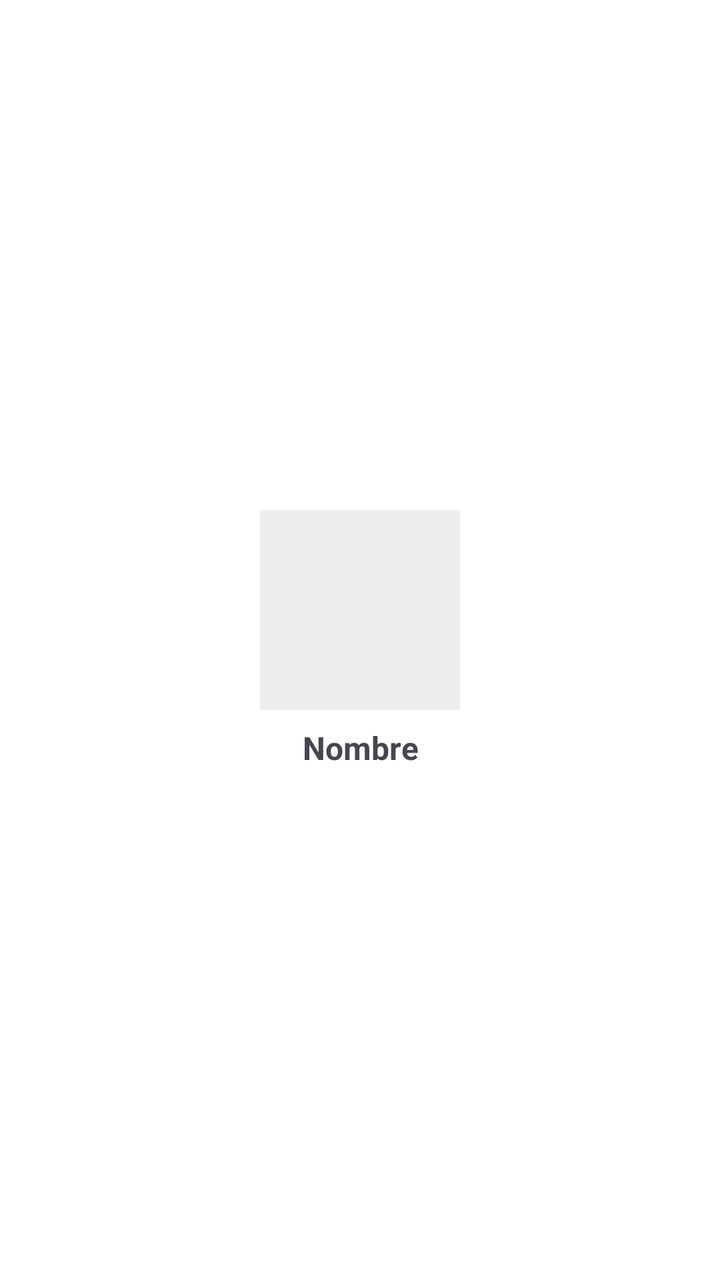
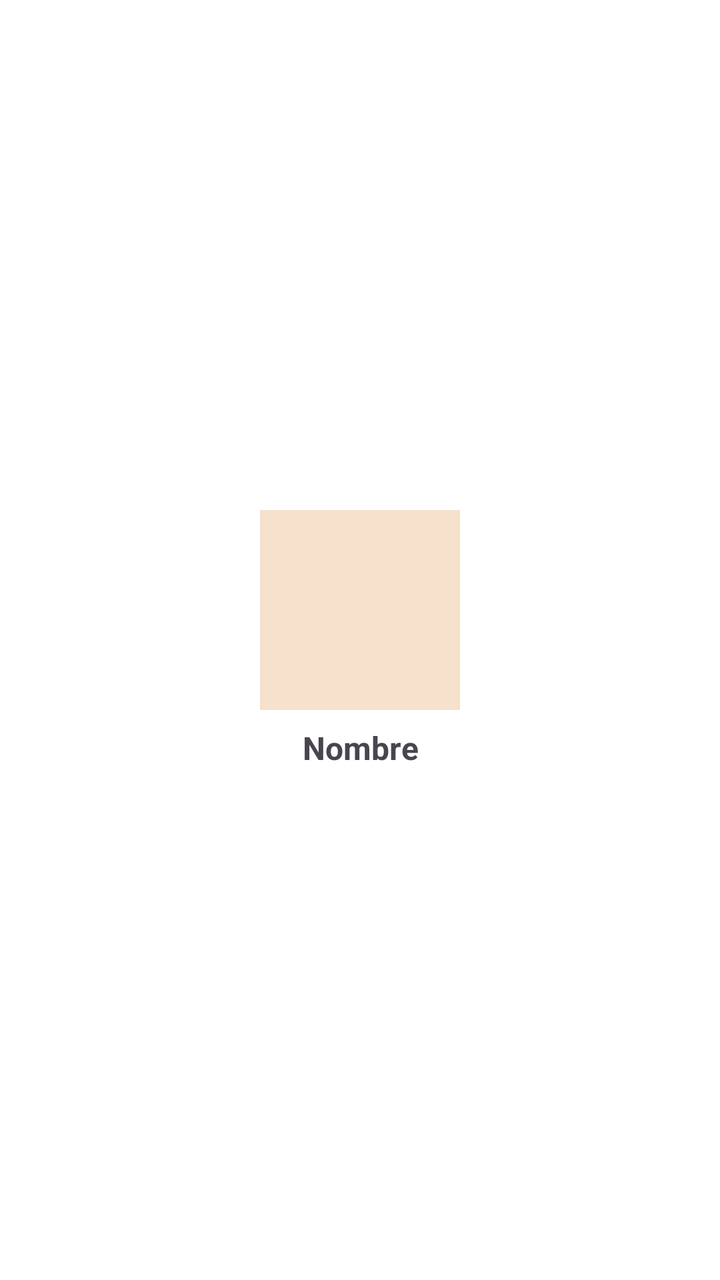

Compare the two renders of this Android layout. The source of the first and the diff that turns it into the second are given below.
<!-- AndroidManifest.xml: application theme Theme.Loveito -->
<!-- res/layout/item_pet_grid.xml -->
<?xml version="1.0" encoding="utf-8"?>
<LinearLayout xmlns:android="http://schemas.android.com/apk/res/android"
    android:layout_width="match_parent"
    android:layout_height="wrap_content"
    android:orientation="vertical"
    android:gravity="center"
    android:padding="8dp"
    android:background="#FFF"
    android:elevation="2dp">

    <ImageView
        android:id="@+id/ivPetPhoto"
        android:layout_width="100dp"
        android:layout_height="100dp"
        android:scaleType="centerCrop"
        android:background="#EEE"
        android:contentDescription="@string/pet_photo_desc" />

    <TextView
        android:id="@+id/tvPetName"
        android:layout_width="match_parent"
        android:layout_height="wrap_content"
        android:text="@string/pet_name_label"
        android:textAlignment="center"
        android:textStyle="bold"
        android:textSize="16sp"
        android:layout_marginTop="8dp" />
</LinearLayout>
<!-- resources referenced by this layout -->
<resources>
  <string name="pet_name_label">Nombre</string>
  <string name="pet_photo_desc">Foto mascota</string>
  <style name="Theme.Loveito" parent="Theme.Material3.DayNight.NoActionBar" />
</resources>

<!-- the commit's change to res/layout/item_pet_grid.xml (unified diff, before → after) -->
@@ -5,7 +5,7 @@
     android:orientation="vertical"
     android:gravity="center"
     android:padding="8dp"
-    android:background="#FFF"
+    android:background="@color/bg_inverse"
     android:elevation="2dp">
 
     <ImageView
@@ -13,7 +13,7 @@
         android:layout_width="100dp"
         android:layout_height="100dp"
         android:scaleType="centerCrop"
-        android:background="#EEE"
+        android:background="@color/bg_surface"
         android:contentDescription="@string/pet_photo_desc" />
 
     <TextView
<!-- resource entries referenced after the edit -->
@@ -1,7 +1,26 @@
 <!-- resources referenced by this layout -->
 <resources>
+  <color name="bg_inverse">@color/neutral_000</color>
+  <color name="bg_surface">#F6E2CC</color>
   <string name="pet_name_label">Nombre</string>
   <string name="pet_photo_desc">Foto mascota</string>
-  <style name="Theme.Loveito" parent="Theme.Material3.DayNight.NoActionBar" />
+  <style name="Theme.Loveito" parent="Theme.Material3.DayNight.NoActionBar">
+          <item name="colorPrimary">@color/bg_primary</item>
+          <item name="colorOnPrimary">@color/text_primary</item>
+          <item name="colorSecondary">@color/accent_primary</item>
+          <item name="colorOnSecondary">@color/accent_on</item>
+          <item name="android:colorBackground">@color/bg_primary</item>
+          <item name="colorSurface">@color/bg_surface</item>
+          <item name="colorOnSurface">@color/text_primary</item>
+          <item name="colorError">@color/error_default</item>
+          <item name="colorOnError">@color/text_primary</item>
+      </style>
+  <color name="neutral_000">#FFFFFF</color>
+  <color name="bg_primary">#F6E2CC</color>
+  <color name="text_primary">#2E2115</color>
+  <color name="accent_primary">#230000</color>
+  <color name="accent_on">#F6E2CC</color>
+  <color name="error_default">@color/error_accessible</color>
+  <color name="error_accessible">#CF6679</color>
 </resources>
 
